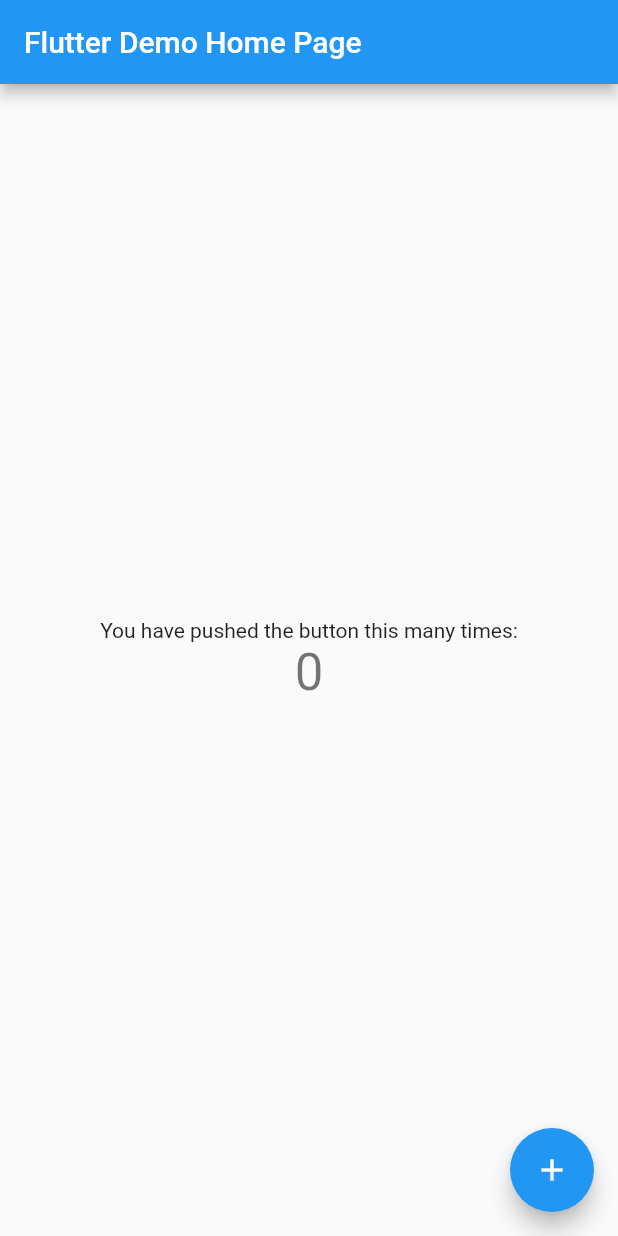
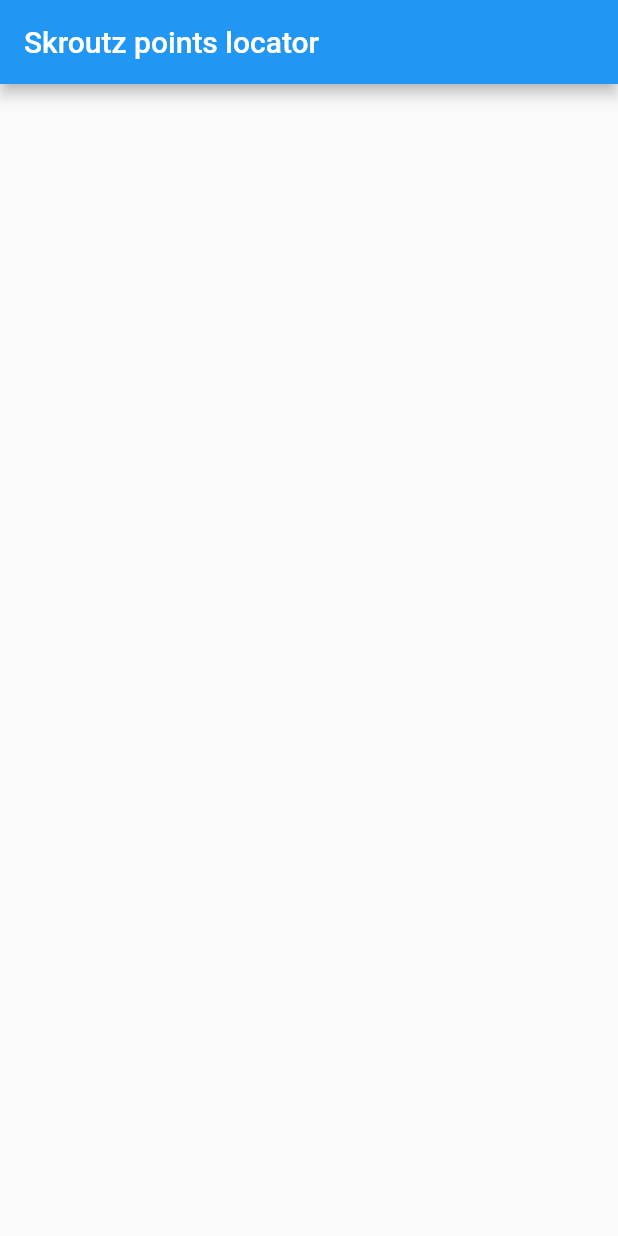
Before and after one commit to shadowmanpat/skroutz_points_server, a Flutter app: the screen it shows after launch, on a phone screen of 412 x 824 dp. Run offline on Flutter 3.47's test engine with Material 2 defaults, Android fonts, the light colour scheme and no system bars.

Commit message:
main_view

```diff
--- a/skroutz_points_app/lib/main.dart
+++ b/skroutz_points_app/lib/main.dart
@@ -1,4 +1,5 @@
 import 'package:flutter/material.dart';
+import 'package:skroutz_points_app/pages/main_page.dart';
 
 void main() {
   runApp(const MyApp());
@@ -11,7 +12,7 @@
   @override
   Widget build(BuildContext context) {
     return MaterialApp(
-      title: 'Flutter Demo',
+      title: 'Skroutz points locator',
       theme: ThemeData(
         // This is the theme of your application.
         //
@@ -24,10 +25,11 @@
         // is not restarted.
         primarySwatch: Colors.blue,
       ),
-      home: const MyHomePage(title: 'Flutter Demo Home Page'),
+      home: const MainAppPage(),
     );
   }
 }
+
 
 class MyHomePage extends StatefulWidget {
   const MyHomePage({Key? key, required this.title}) : super(key: key);
--- /dev/null
+++ b/skroutz_points_app/lib/pages/main_page.dart
@@ -0,0 +1,21 @@
+import 'package:flutter/material.dart';
+
+class MainAppPage extends StatelessWidget {
+  const MainAppPage({Key? key}) : super(key: key);
+
+  @override
+  Widget build(BuildContext context) {
+    return Scaffold(
+      appBar: AppBar(
+        // Here we take the value from the MyHomePage object that was created by
+        // the App.build method, and use it to set our appbar title.
+        title: Text("Skroutz points locator"),
+      ),
+      body: Row(
+        children: [
+
+        ],
+      ),
+    );
+  }
+}
```
